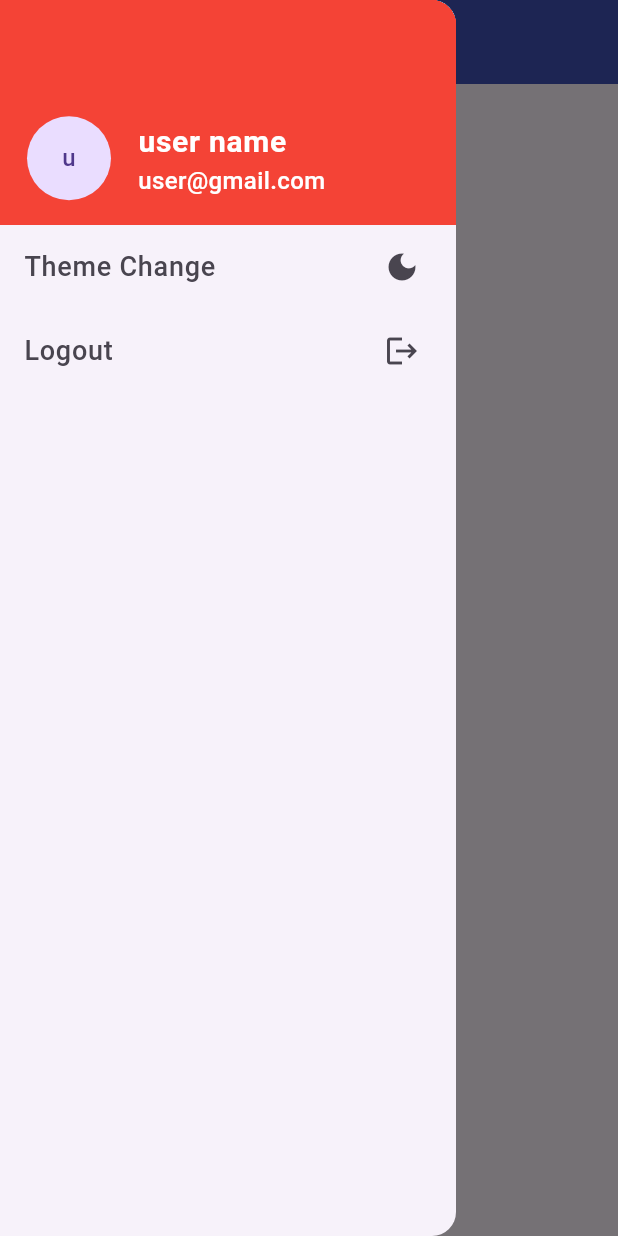
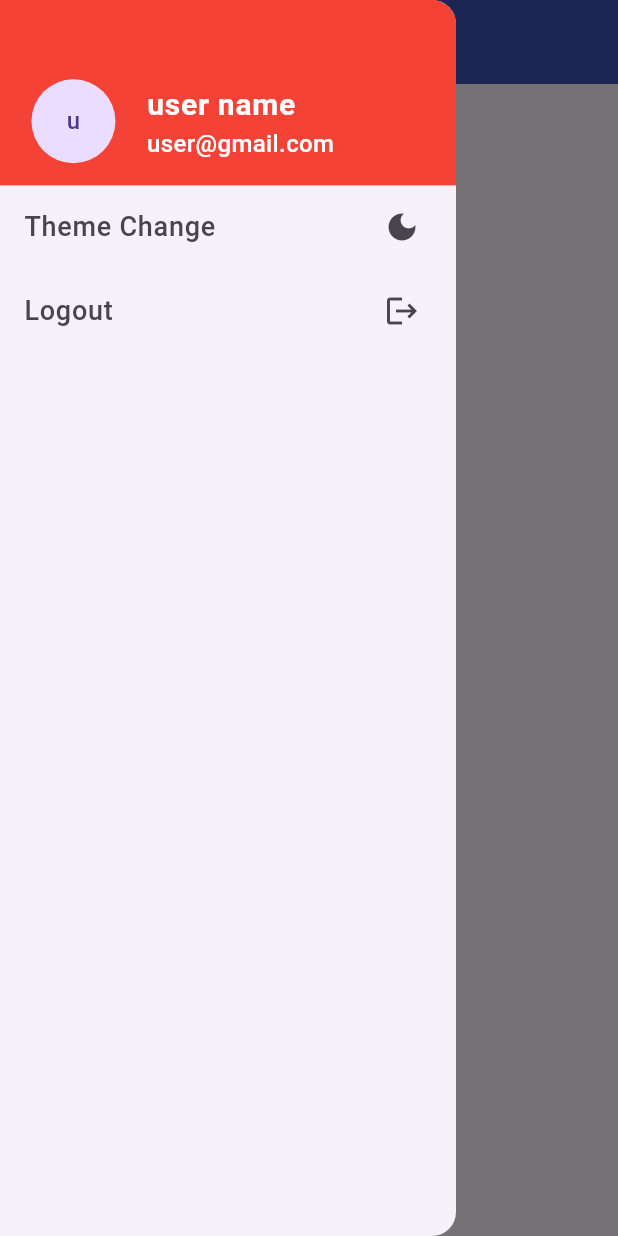
Before and after one commit to sumanghimire00/Chat-Boot, a Flutter app: the HomePage screen opened directly, with the side drawer open, on a phone screen of 412 x 824 dp. Run offline on Flutter 3.47's test engine with Material 3 defaults, Android fonts, the phone set to English and light mode, and no system bars; our stand-ins replace cloud_firestore, firebase_auth, firebase_core, flutter_form_builder, shared_preferences; accounts and stored records are empty.

Commit message:
making app as responsive as providing height and width of the widget

```diff
--- a/lib/screens/widgets/home_page.dart
+++ b/lib/screens/widgets/home_page.dart
@@ -43,14 +43,15 @@ class _HomePageState extends State<HomePage> {
   Widget build(BuildContext context) {
     final provider = Provider.of<ThemeProvider>(context);
     final userProvider = Provider.of<UserProvider>(context);
+    final height = MediaQuery.of(context).size.height;
     return Scaffold(
         key: scaffoldKey,
         drawer: Drawer(
           child: Column(
             children: [
               Container(
-                  height: 150,
-                  padding: const EdgeInsets.only(bottom: 10),
+                  height: height * 0.15,
+                  padding: EdgeInsets.only(bottom: height * 0.01),
                   decoration: const BoxDecoration(
                     color: Colors.red,
                   ),
@@ -83,7 +84,7 @@ class _HomePageState extends State<HomePage> {
                           );
                         },
                         leading: CircleAvatar(
-                          radius: 30,
+                          radius: height * 0.04,
                           child: Text(userProvider.userName[0]),
                         ),
                       )
@@ -137,11 +138,13 @@ class _HomePageState extends State<HomePage> {
         appBar: AppBar(
           centerTitle: true,
           leading: InkWell(
+            highlightColor: Colors.transparent,
+            borderRadius: BorderRadius.circular(height * 0.05),
             onTap: () {
               scaffoldKey.currentState!.openDrawer();
             },
             child: Padding(
-              padding: const EdgeInsets.all(6.0),
+              padding: EdgeInsets.all(height * 0.01),
               child: CircleAvatar(
                 child: Text(userProvider.userName[0]),
               ),
```
Also changed, not shown: lib/screens/auth_screens/edit_profil.dart (+5 -2 lines), lib/screens/auth_screens/login_body.dart (+4 -4 lines), lib/screens/chat_screen/chatroom_screen.dart (+8 -5 lines), lib/screens/widgets/profile_screen.dart (+10 -7 lines).
